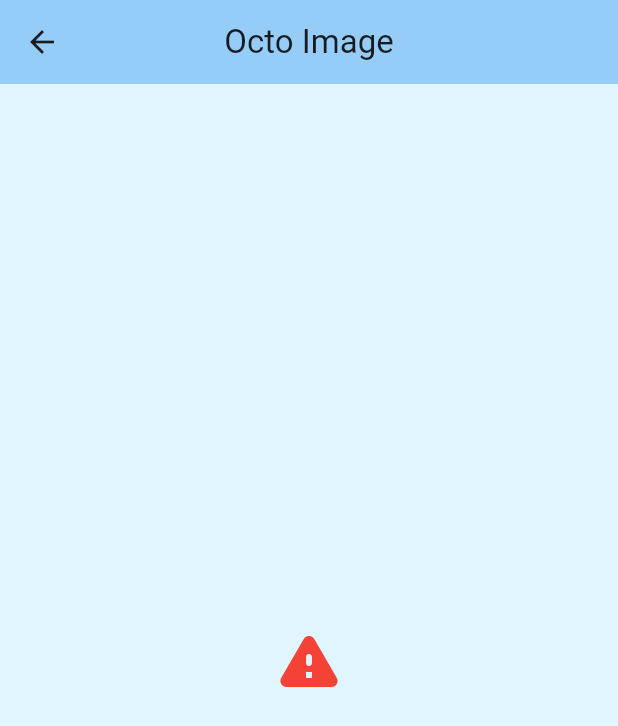
After one commit to KayesAshfaQ/flutter_gfg_tutorials, a Flutter app: the screen it shows after launch, after a tap on "OctoImage Widget", on a phone screen of 412 x 824 dp. The commit adds this screen. Shown: the top 726 px of the screen. Run offline on Flutter 3.47's test engine with Material 2 defaults, Android fonts, the light colour scheme and no system bars; drawn by our look-alikes of octo_image; network calls fail.

Commit message:
octo-image added

```diff
--- a/lib/src/Pages/home_page.dart
+++ b/lib/src/Pages/home_page.dart
@@ -3,6 +3,7 @@ import 'package:flutter_gfg_tutorials/src/Pages/rotate_box_page.dart';
 
 import '../core/util/helper_functions.dart';
 import '../widgets/button_widget.dart';
+import 'octo_image_page.dart';
 import 'opacity_page.dart';
 import 'clip_rect_page.dart';
 import 'clip_rrect_page.dart';
@@ -57,6 +58,13 @@ class _HomePageState extends State<HomePage> {
                   const RotatedBoxPage(),
                 ),
               ),
+              MyButton(
+                label: 'OctoImage Widget',
+                onPressed: () => HelperFunctions.navigateTo(
+                  context,
+                  const OctoImagePage(),
+                ),
+              ),
             ],
           ),
         ),
--- /dev/null
+++ b/lib/src/Pages/octo_image_page.dart
@@ -0,0 +1,59 @@
+import 'package:flutter/material.dart';
+import 'package:octo_image/octo_image.dart';
+
+import '../core/constants/asset_constants.dart';
+import '../widgets/appbar_widget.dart';
+
+class OctoImagePage extends StatefulWidget {
+  const OctoImagePage({super.key});
+
+  @override
+  _OctoImagePageState createState() => _OctoImagePageState();
+}
+
+class _OctoImagePageState extends State<OctoImagePage> {
+  @override
+  Widget build(BuildContext context) {
+    return Scaffold(
+      appBar: const MyAppBar(
+        title: 'Octo Image',
+      ),
+      body: Center(
+        child: OctoImage(
+          image: const NetworkImage(
+            kImgUrlNatureLandScape,
+          ),
+          progressIndicatorBuilder: (context, progress) {
+            double value = 0.0;
+            if (progress != null && progress.expectedTotalBytes != null) {
+              var totalBytes = progress.expectedTotalBytes!;
+              var receivedBytes = progress.cumulativeBytesLoaded;
+
+              value = receivedBytes / totalBytes;
+            }
+            return CircularProgressIndicator(value: value);
+          },
+          // placeholderBuilder: (context) => const CircularProgressIndicator(),
+
+          errorBuilder: (context, error, stackTrace) {
+            // log error to console
+            debugPrint('Error occurred: $error');
+
+            // log stacktrace to console
+            debugPrint('Stacktrace: $stackTrace');
+
+            return const Icon(
+              Icons.warning_rounded,
+              color: Colors.red,
+              size: 48,
+            );
+          },
+          // errorBuilder: OctoError.icon(
+          //   color: Colors.red,
+          // ),
+        ),
+      ),
+      backgroundColor: Colors.lightBlue[50],
+    );
+  }
+}
```
Also changed, not shown: pubspec.yaml (+8 -4 lines), pubspec.lock.
